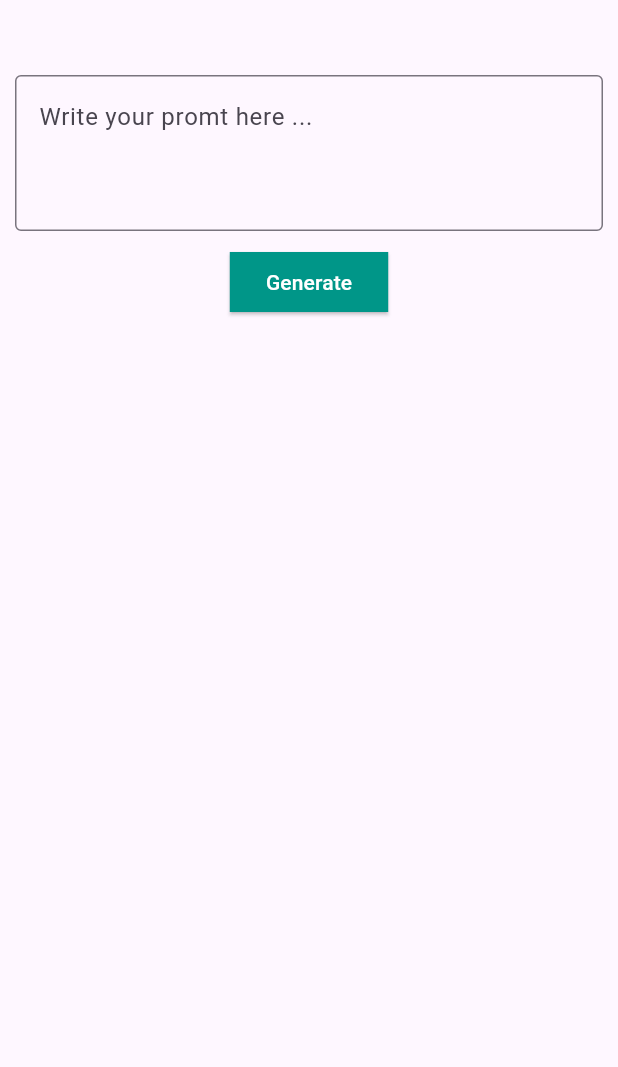
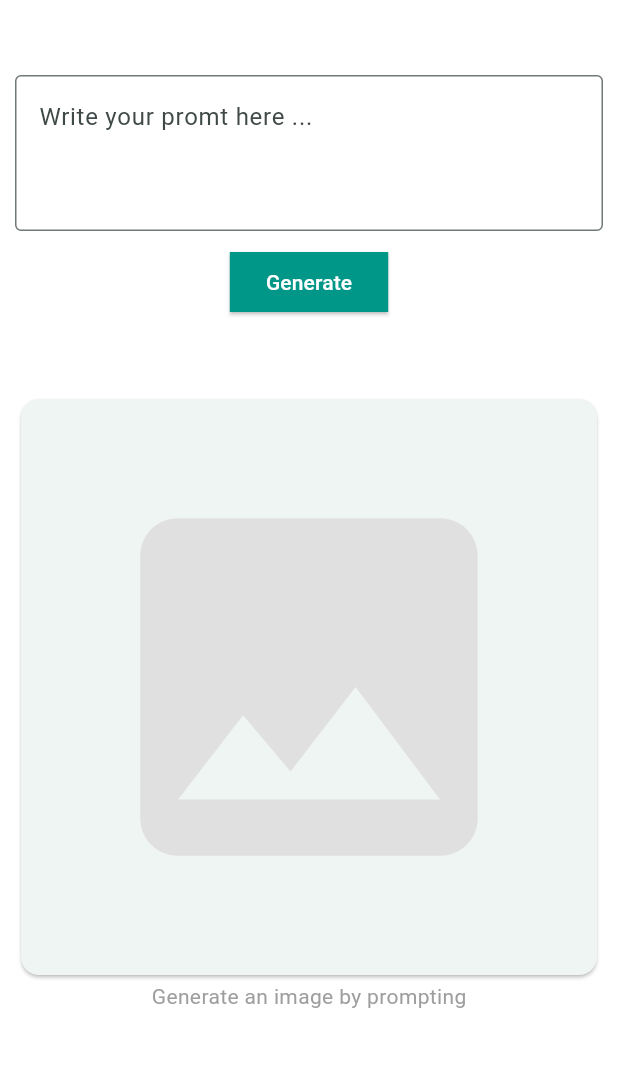
Before and after one commit to rahimuj570/flutter_Gen_AI_Image_Generator, a Flutter app: the screen it shows after launch, on a phone screen of 412 x 824 dp, the part 84-1151 px from its top. Run offline on Flutter 3.47's test engine with Material 3 defaults, Android fonts, the light colour scheme and no system bars; our stand-ins replace shimmer.

Commit message:
Implement image generation functionality in HomeScreen

```diff
--- a/lib/app.dart
+++ b/lib/app.dart
@@ -15,7 +15,14 @@ class _FlutterImageGeneratorState extends State<FlutterImageGenerator> {
   Widget build(BuildContext context) {
     return ChangeNotifierProvider(
       create: (context) => ImageGeneratingProvider(),
-      child: MaterialApp(home: HomeScreen()),
+      child: MaterialApp(
+        theme: ThemeData(
+          colorSchemeSeed: Colors.teal,
+          scaffoldBackgroundColor: Colors.white,
+        ),
+
+        home: HomeScreen(),
+      ),
     );
   }
 }
--- a/lib/presentation/screens/home_screen.dart
+++ b/lib/presentation/screens/home_screen.dart
@@ -1,4 +1,7 @@
 import 'package:flutter/material.dart';
+import 'package:flutter_image_generator/presentation/provider/image_provider.dart';
+import 'package:flutter_image_generator/presentation/widgets/image_widget.dart';
+import 'package:provider/provider.dart';
 
 class HomeScreen extends StatefulWidget {
   const HomeScreen({super.key});
@@ -8,6 +11,7 @@ class HomeScreen extends StatefulWidget {
 }
 
 class _HomeScreenState extends State<HomeScreen> {
+  final TextEditingController _promptTEC = TextEditingController();
   @override
   Widget build(BuildContext context) {
     return Scaffold(
@@ -19,19 +23,25 @@ class _HomeScreenState extends State<HomeScreen> {
       ),
       body: Padding(
         padding: const EdgeInsets.all(10.0),
+        child: Consumer<ImageGeneratingProvider>(
+          builder: (context, provider, child) => SingleChildScrollView(
             child: Column(
               spacing: 10,
               children: [
                 SizedBox(height: 30),
                 TextField(
+                  controller: _promptTEC,
                   maxLines: 3,
                   decoration: InputDecoration(
                     border: OutlineInputBorder(),
                     hintText: 'Write your promt here ...',
                   ),
                 ),
-            ElevatedButton(
-              onPressed: () {},
+                Visibility(
+                  visible: provider.getIsGenerating == false,
+                  replacement: CircularProgressIndicator(),
+                  child: ElevatedButton(
+                    onPressed: () => provider.generateImage(_promptTEC.text),
                     style: ElevatedButton.styleFrom(
                       shape: RoundedRectangleBorder(),
                       backgroundColor: Colors.teal,
@@ -39,7 +49,12 @@ class _HomeScreenState extends State<HomeScreen> {
                     ),
                     child: const Text('Generate'),
                   ),
+                ),
+                SizedBox(height: 30),
+                ImageWidget(provider: provider),
               ],
+            ),
+          ),
         ),
       ),
     );
--- /dev/null
+++ b/lib/presentation/widgets/image_widget.dart
@@ -0,0 +1,58 @@
+import 'package:cached_network_image/cached_network_image.dart';
+import 'package:flutter/material.dart';
+import 'package:flutter_image_generator/presentation/provider/image_provider.dart';
+import 'package:shimmer/shimmer.dart';
+
+class ImageWidget extends StatefulWidget {
+  final ImageGeneratingProvider provider;
+
+  const ImageWidget({super.key, required this.provider});
+
+  @override
+  State<ImageWidget> createState() => _ImageWidgetState();
+}
+
+class _ImageWidgetState extends State<ImageWidget> {
+  @override
+  Widget build(BuildContext context) {
+    return Column(
+      children: [
+        ConstrainedBox(
+          constraints: BoxConstraints(maxWidth: 512),
+          child: AspectRatio(
+            aspectRatio: 1 / 1,
+            child: Card(
+              child: widget.provider.currentImage != null
+                  ? CachedNetworkImage(
+                      imageUrl: widget.provider.currentImage!.url,
+                      fit: BoxFit.contain,
+                      placeholder: (context, url) => Shimmer.fromColors(
+                        baseColor: Colors.teal.shade300,
+                        highlightColor: Colors.teal.shade100,
+                        child: ConstrainedBox(
+                          constraints: BoxConstraints(maxWidth: 512),
+                          child: AspectRatio(aspectRatio: 1 / 1, child: Card()),
+                        ),
+                      ),
+                    )
+                  : SizedBox(
+                      width: double.infinity,
+                      child: Icon(
+                        Icons.image,
+                        size: 300,
+                        color: Colors.grey.shade300,
+                      ),
+                    ),
+            ),
+          ),
+        ),
+        widget.provider.currentImage == null
+            ? Text(
+                "Generate an image by prompting",
+                style: TextStyle(color: Colors.grey),
+              )
+            : Text(widget.provider.getCurrentImage!.prompt),
+      ],
+    );
+  }
+}
--- a/pubspec.yaml
+++ b/pubspec.yaml
@@ -33,6 +33,7 @@ dependencies:
   http: ^1.6.0
   provider: ^6.1.5+1
   cached_network_image: ^3.4.1
+  shimmer: ^3.0.0
 
   # The following adds the Cupertino Icons font to your application.
   # Use with the CupertinoIcons class for iOS style icons.
```
Also changed, not shown: pubspec.lock. Lines whose indentation alone changed are shown as unchanged.
